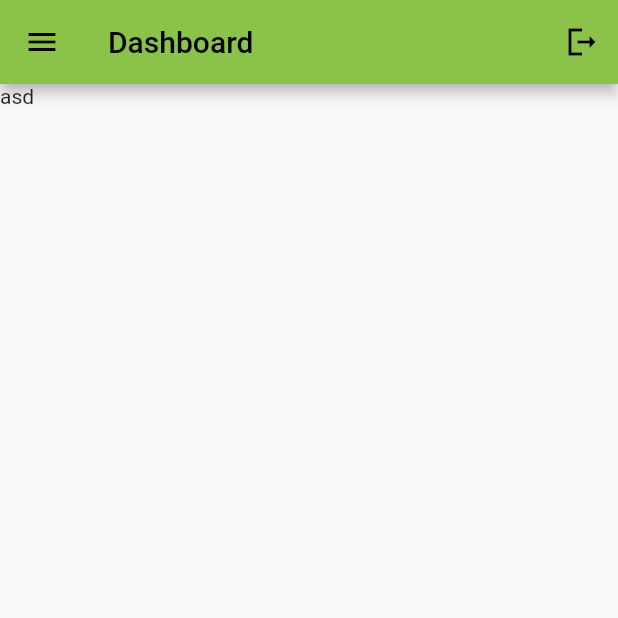
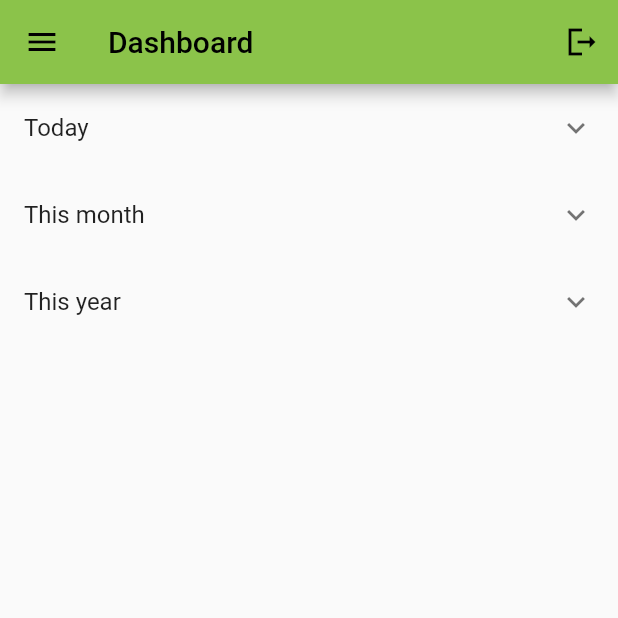
Before and after one commit to mebestaca/expense-tracker, a Flutter app: the screen it shows once a user with an empty profile is signed in, on a phone screen of 412 x 824 dp, the top half of it. Run offline on Flutter 3.47's test engine with Material 2 defaults, Android fonts, the phone set to English and light mode, and no system bars; our stand-ins replace cloud_firestore, firebase_auth, firebase_core, flutter_spinkit, syncfusion_flutter_charts; accounts and stored records are empty.

Commit message:
added temporary chart template

```diff
--- a/lib/pages/charts/charts.dart
+++ b/lib/pages/charts/charts.dart
@@ -1,4 +1,5 @@
 import 'package:flutter/material.dart';
+import 'package:syncfusion_flutter_charts/charts.dart';
 
 class Charts extends StatefulWidget {
   const Charts({Key? key}) : super(key: key);
@@ -8,8 +9,93 @@ class Charts extends StatefulWidget {
 }
 
 class _ChartsState extends State<Charts> {
+
+  late List<_ChartData> data;
+
+  @override
+  void initState() {
+    data = [
+      _ChartData('David', 25),
+      _ChartData('Steve', 38),
+      _ChartData('Jack', 34),
+      _ChartData('Others', 52)
+    ];
+    super.initState();
+  }
+
   @override
   Widget build(BuildContext context) {
-    return const Text("asd");
+    return SingleChildScrollView(
+      child: Column(
+        children: [
+          ExpansionTile(
+            title: const Text("Today"),
+            children: [
+              const Divider(
+                height: 10.0,
+              ),
+              SfCircularChart(
+                annotations: [
+                  CircularChartAnnotation(
+                    widget: const Text("Categories")
+                  )
+                ],
+                legend: Legend(
+                  isVisible: true,
+                ),
+                series: <CircularSeries<_ChartData, String>>[
+                  DoughnutSeries<_ChartData, String>(
+                    dataSource: data,
+                    xValueMapper: (_ChartData data, _) => data.x,
+                    yValueMapper: (_ChartData data, _) => data.y,
+                    dataLabelSettings: const DataLabelSettings(isVisible: true),
+                  explode: true,
+                  explodeAll: true,
+                  explodeOffset: "3"),
+
+                ]
+              )
+            ],
+          ),
+          ExpansionTile(
+            title: const Text("This month"),
+            children: [
+              SfCircularChart(
+                  series: <CircularSeries<_ChartData, String>>[
+                    DoughnutSeries<_ChartData, String>(
+                        dataSource: data,
+                        xValueMapper: (_ChartData data, _) => data.x,
+                        yValueMapper: (_ChartData data, _) => data.y,
+                        name: "Gold"
+                    ),
+                  ]
+              )
+            ],
+          ),
+          ExpansionTile(
+            title: const Text("This year"),
+            children: [
+              SfCircularChart(
+                series: <CircularSeries<_ChartData, String>>[
+                    DoughnutSeries<_ChartData, String>(
+                      dataSource: data,
+                      xValueMapper: (_ChartData data, _) => data.x,
+                      yValueMapper: (_ChartData data, _) => data.y,
+                      name: "Gold"
+                    ),
+                  ]
+              )
+            ],
+          ),
+        ],
+      ),
+    );
   }
 }
+
+class _ChartData {
+  _ChartData(this.x, this.y);
+
+  final String x;
+  final double y;
+}
```
